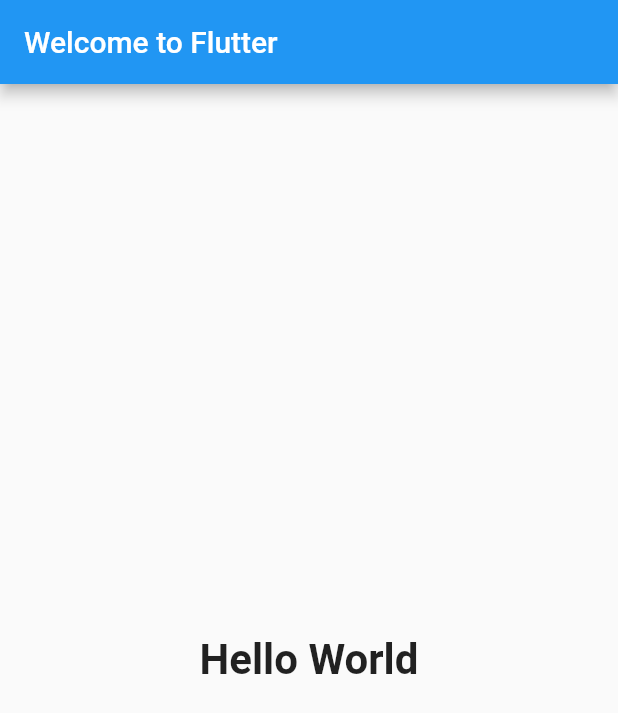
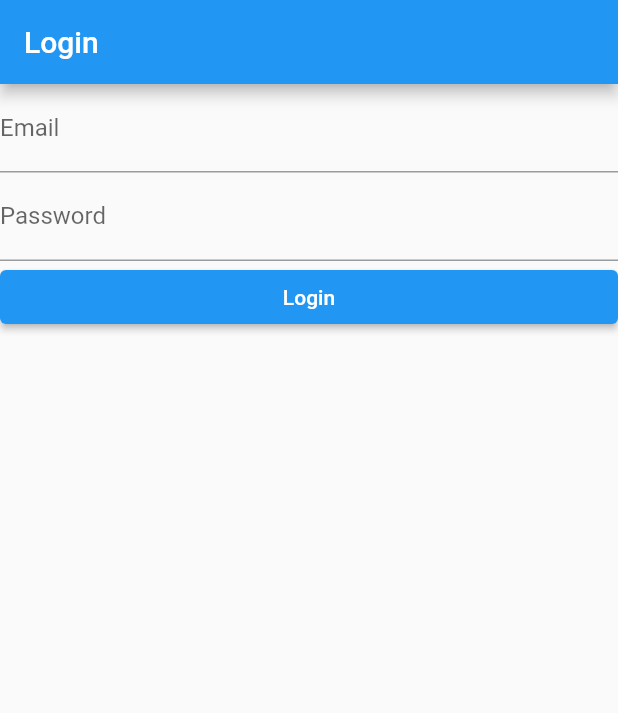
Before and after one commit to LaravelDaily/Laravel-Flutter-Course-App, a Flutter app: the screen it shows after launch, on a phone screen of 412 x 824 dp. Shown: the top 713 px of the screen. Run offline on Flutter 3.47's test engine with Material 2 defaults, Android fonts, the phone set to English and light mode, and no system bars.

Commit message:
Login form with minimal styles

```diff
--- a/lib/main.dart
+++ b/lib/main.dart
@@ -9,13 +9,29 @@ class MyApp extends StatelessWidget {
       title: 'Welcome to Flutter',
       home: Scaffold(
         appBar: AppBar(
-          title: Text('Welcome to Flutter'),
+          title: Text('Login'),
         ),
-        body: Center(
-          child: Text(
-              'Hello World',
-              style: TextStyle(fontSize: 28, fontWeight: FontWeight.bold)
-          ),
+        body: Column(
+          children: <Widget>[
+            TextField(
+              keyboardType: TextInputType.emailAddress,
+              decoration: InputDecoration(
+                labelText: 'Email',
+              ),
+            ),
+            TextField(
+              keyboardType: TextInputType.visiblePassword,
+              decoration: InputDecoration(
+                labelText: 'Password'
+              ),
+            ),
+            ElevatedButton(
+              onPressed: () { print('Login attempt'); },
+              child: Text('Login'),
+              style: ElevatedButton.styleFrom(
+                  minimumSize: Size(double.infinity, 36)),
+            ),
+          ],
         ),
       ),
     );
```
